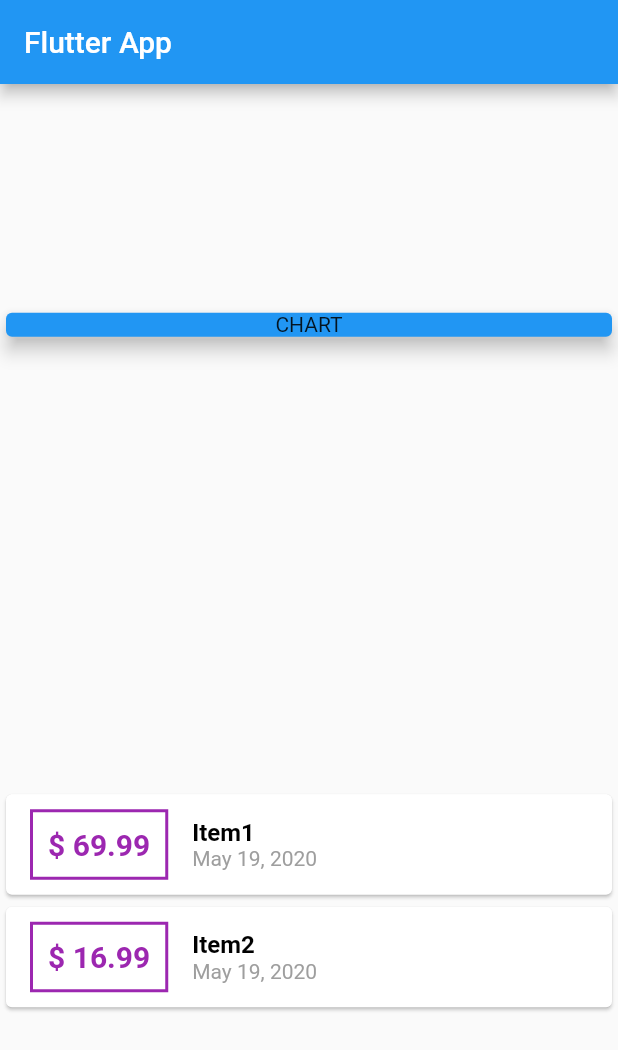
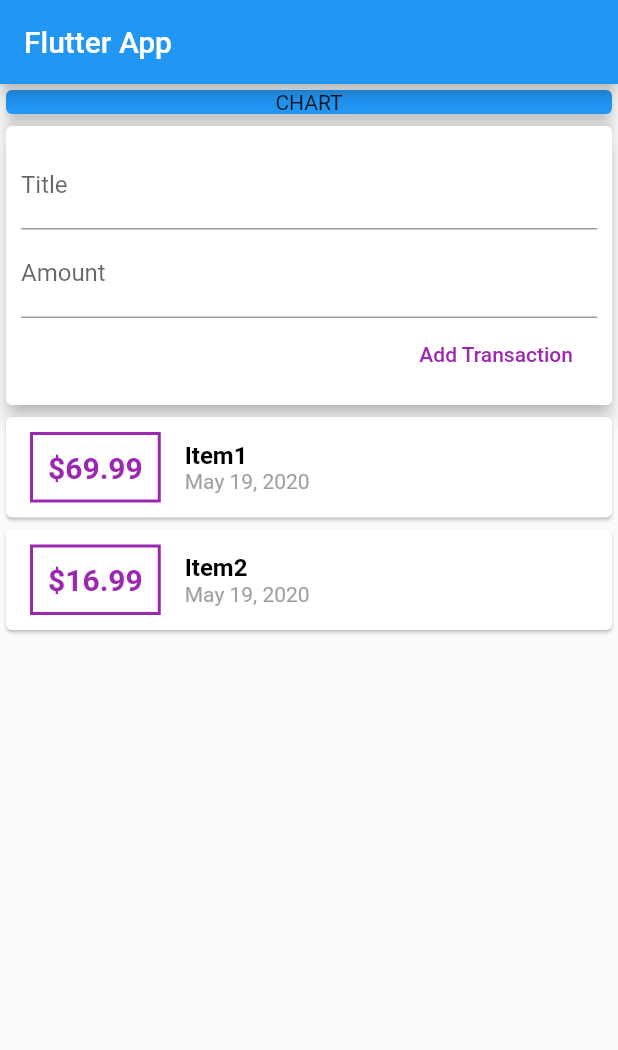
Before and after one commit to abhisheksudhir/expenses_app, a Flutter app: the screen it shows after launch, on a phone screen of 412 x 824 dp. Shown: the top 1050 px of the screen. Run offline on Flutter 3.47's test engine with Material 2 defaults, Android fonts, the phone set to English and light mode, and no system bars.

Commit message:
adding textfield and storing user input

```diff
--- a/lib/main.dart
+++ b/lib/main.dart
@@ -30,7 +30,10 @@ class MyHomePage extends StatelessWidget {
       date: DateTime.now(),
     ),
   ];
-
+  // String titleInput;
+  // String amountInput;
+  final titleController = TextEditingController();
+  final amountController = TextEditingController();
   @override
   Widget build(BuildContext context) {
     return Scaffold(
@@ -38,7 +41,7 @@ class MyHomePage extends StatelessWidget {
         title: Text('Flutter App'),
       ),
       body: Column(
-        mainAxisAlignment: MainAxisAlignment.spaceAround,
+        // mainAxisAlignment: MainAxisAlignment.start,
         crossAxisAlignment: CrossAxisAlignment.stretch,
         children: <Widget>[
           Container(
@@ -52,6 +55,38 @@ class MyHomePage extends StatelessWidget {
               elevation: 5,
             ),
           ),
+          Card(
+              elevation: 5,
+              child: Container(
+                padding: EdgeInsets.all(10),
+                child: Column(
+                  crossAxisAlignment: CrossAxisAlignment.end,
+                  children: <Widget>[
+                    TextField(
+                      decoration: InputDecoration(labelText: 'Title'),
+                      controller: titleController,
+                      // onChanged: (val) {
+                      //   titleInput = val;
+                      // },
+                    ),
+                    TextField(
+                      decoration: InputDecoration(labelText: 'Amount'),
+                      controller: amountController,
+                      // onChanged: (val) => amountInput = val,
+                    ),
+                    FlatButton(
+                      child: Text('Add Transaction'),
+                      textColor: Colors.purple,
+                      onPressed: () {
+                        print(titleController.text);
+                        print(amountController.text);
+                        // print(titleInput);
+                        // print(amountInput);
+                      },
+                    )
+                  ],
+                ),
+              )),
           Column(
             children: transactions.map((tx) {
               return Card(
@@ -70,7 +105,7 @@ class MyHomePage extends StatelessWidget {
                     ),
                     padding: EdgeInsets.all(10),
                     child: Text(
-                      '\$ ${tx.amount}',
+                      '\$${tx.amount}',
                       style: TextStyle(
                         fontWeight: FontWeight.bold,
                         fontSize: 20,
```
Also changed, not shown: pubspec.lock.
